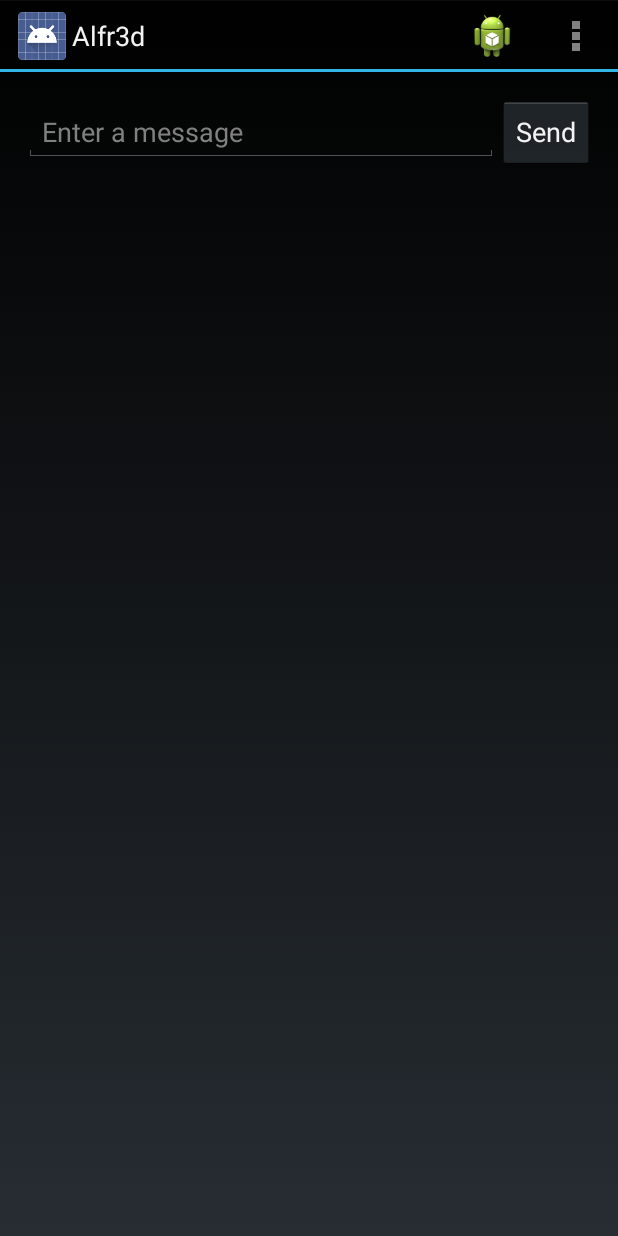
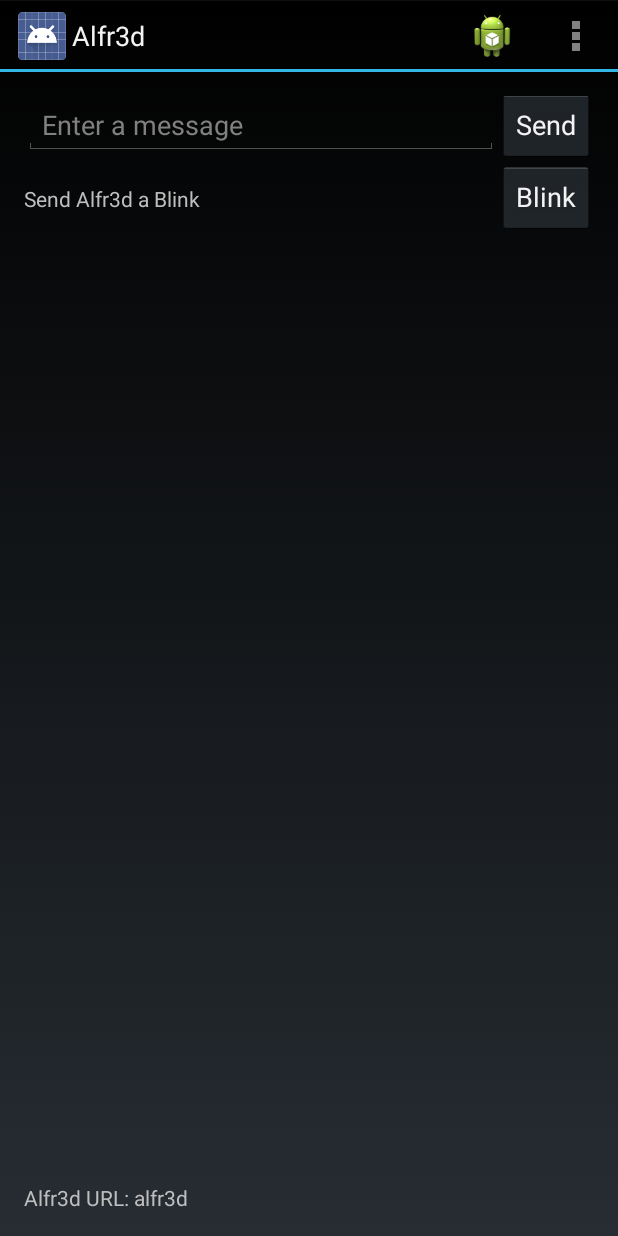
Before and after one commit to armageddion/Alfr3d4Android-Original, an Android app: the screen it shows after launch (MainAlfr3d), on a phone screen of 412 x 824 dp. Run offline under Robolectric (Android 15) with nearby library versions, the phone set to English and light mode, and no system bars.

Commit message:
Added Reset button (functional) to action bar

```diff
--- a/Alfr3d/src/main/java/com/alfr3d/CallResponse.java
+++ b/Alfr3d/src/main/java/com/alfr3d/CallResponse.java
@@ -52,7 +52,8 @@ public class CallResponse extends Activity {
         }
         else
         {
-            new RequestTask().execute("http://"+full_alfr3d_call);
+            full_alfr3d_call = "http://"+full_alfr3d_call;
+            new RequestTask().execute(full_alfr3d_call);
         }
 
         // Create the text view
--- a/Alfr3d/src/main/java/com/alfr3d/MainAlfr3d.java
+++ b/Alfr3d/src/main/java/com/alfr3d/MainAlfr3d.java
@@ -2,12 +2,15 @@ package com.alfr3d;
 
 import android.app.Activity;
 import android.content.Intent;
+import android.content.SharedPreferences;
 import android.os.Bundle;
+import android.preference.PreferenceManager;
 import android.view.Menu;
 import android.view.MenuInflater;
 import android.view.MenuItem;
 import android.view.View;
 import android.widget.EditText;
+import android.widget.TextView;
 
 public class MainAlfr3d extends Activity {
     public final static String EXTRA_MESSAGE = "com.test2.MESSAGE";
@@ -16,6 +19,13 @@ public class MainAlfr3d extends Activity {
     protected void onCreate(Bundle savedInstanceState) {
         super.onCreate(savedInstanceState);
         setContentView(R.layout.alfr3d_main);
+
+        SharedPreferences mySharedPreferences = PreferenceManager.getDefaultSharedPreferences(this);
+        String alfr3d_url= mySharedPreferences.getString("alfr3d_url_preference","alfr3d");
+
+        // Create the text view
+        TextView Alfr3dURLView = (TextView) findViewById(R.id.current_url);
+        Alfr3dURLView.setText("Alfr3d URL: "+alfr3d_url);
     }
 
 
@@ -45,6 +55,14 @@ public class MainAlfr3d extends Activity {
         startActivity(intent);
     }
 
+    public void sendBlink(View view) {
+        // Do something in response to button
+        Intent intent = new Intent(this, CallResponse.class);
+        String message = "Blink";
+        intent.putExtra(EXTRA_MESSAGE, message);
+        startActivity(intent);
+    }
+
     @Override
     public boolean onOptionsItemSelected(MenuItem item) {
         // Handle presses on the action bar items
@@ -56,6 +74,12 @@ public class MainAlfr3d extends Activity {
                 //openSettings();
                 startActivity(new Intent(this, SettingsActivity.class));
                 return true;
+            case R.id.action_reset:
+                SharedPreferences prefs = PreferenceManager.getDefaultSharedPreferences(this);
+                SharedPreferences.Editor editor = prefs.edit();
+                editor.clear();
+                editor.commit();
+                return true;
             default:
                 return super.onOptionsItemSelected(item);
         }
--- a/Alfr3d/src/main/res/layout/alfr3d_main.xml
+++ b/Alfr3d/src/main/res/layout/alfr3d_main.xml
@@ -1,4 +1,4 @@
-<LinearLayout xmlns:android="http://schemas.android.com/apk/res/android"
+<RelativeLayout xmlns:android="http://schemas.android.com/apk/res/android"
     xmlns:tools="http://schemas.android.com/tools"
     android:layout_width="match_parent"
     android:layout_height="match_parent"
@@ -9,14 +9,43 @@
     tools:context=".MainAlfr3d">
 
     <EditText android:id="@+id/edit_message"
-        android:layout_weight="1"
-        android:layout_width="0dp"
+        android:layout_width="match_parent"
         android:layout_height="wrap_content"
-        android:hint="@string/edit_message" />
-    <Button
+        android:hint="@string/edit_message"
+        android:layout_alignParentTop="true"
+        android:layout_toLeftOf="@+id/button" />
+
+    <Button android:id="@+id/button"
         android:layout_width="wrap_content"
         android:layout_height="wrap_content"
         android:text="@string/button_send"
-        android:onClick="sendMessage" />
+        android:onClick="sendMessage"
+        android:layout_alignParentRight="true"
+        android:layout_alignBaseline="@+id/edit_message" />
 
-</LinearLayout>
+    <TextView android:id="@+id/textView"
+        android:layout_width="wrap_content"
+        android:layout_height="wrap_content"
+        android:text="Send Alfr3d a Blink"
+        android:layout_alignBaseline="@+id/button_blink"
+        android:layout_alignBottom="@+id/button_blink"
+        android:layout_toLeftOf="@+id/button_blink"
+        android:layout_alignLeft="@+id/edit_message"/>
+
+    <Button android:id="@+id/button_blink"
+        android:layout_width="wrap_content"
+        android:layout_height="wrap_content"
+        android:text="@string/button_blink"
+        android:onClick="sendBlink"
+        android:layout_below="@+id/button"
+        android:layout_alignLeft="@+id/button" />
+
+    <TextView android:id="@+id/current_url"
+        android:layout_width="wrap_content"
+        android:layout_height="wrap_content"
+        android:text="@string/default_url"
+        android:layout_alignParentBottom="true"
+        android:layout_alignLeft="@+id/textView"
+        android:layout_alignRight="@+id/button_blink" />
+
+</RelativeLayout>
--- a/Alfr3d/src/main/res/values/strings.xml
+++ b/Alfr3d/src/main/res/values/strings.xml
@@ -5,12 +5,13 @@
     <string name="action_settings">Settings</string>
     <string name="edit_message">Enter a message</string>
     <string name="button_send">Send</string>
+    <string name="button_blink">Blink</string>
     <string name="title_activity_main">MainActivity</string>
     <string name="title_activity_display_message">My Message</string>
     <string name="hello_world">Hello world!</string>
     <string name="action_search">Search</string>
     <string name="url_string">Alfr3d Url</string>
-    <string name="default_url">alfr3d.no-ip.org</string>
+    <string name="default_url">no url defined</string>
     <string name="request">request</string>
     <string name="title_activity_call_response">Response</string>
     <string name="title_activity_settings">Settings</string>
```
